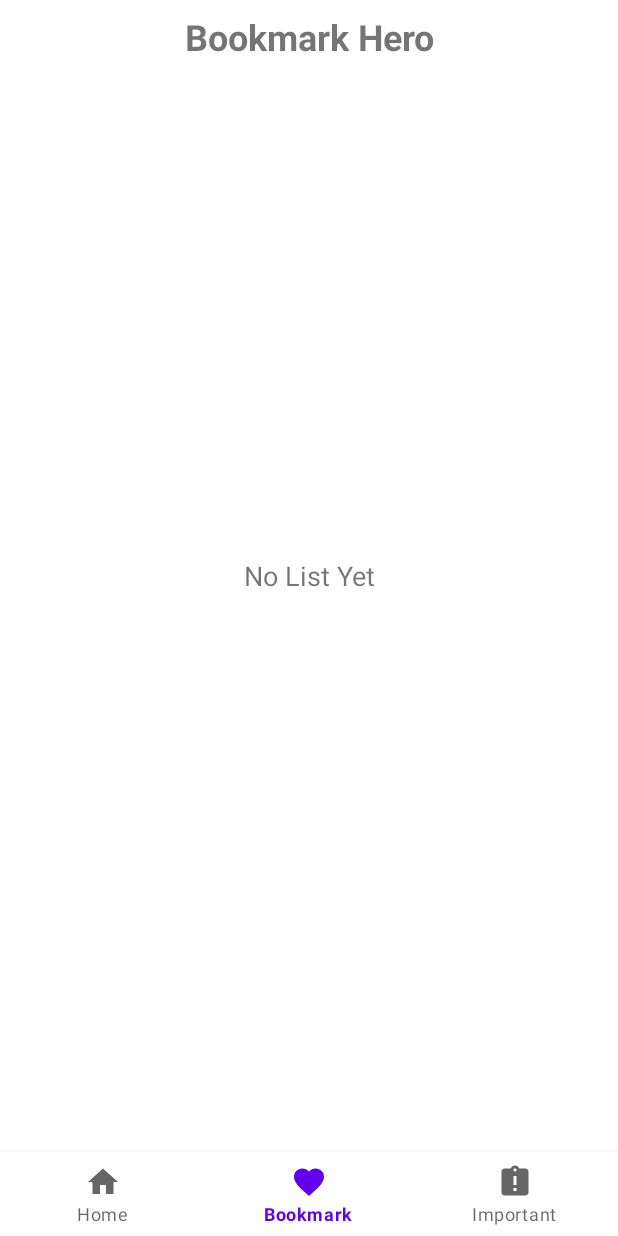
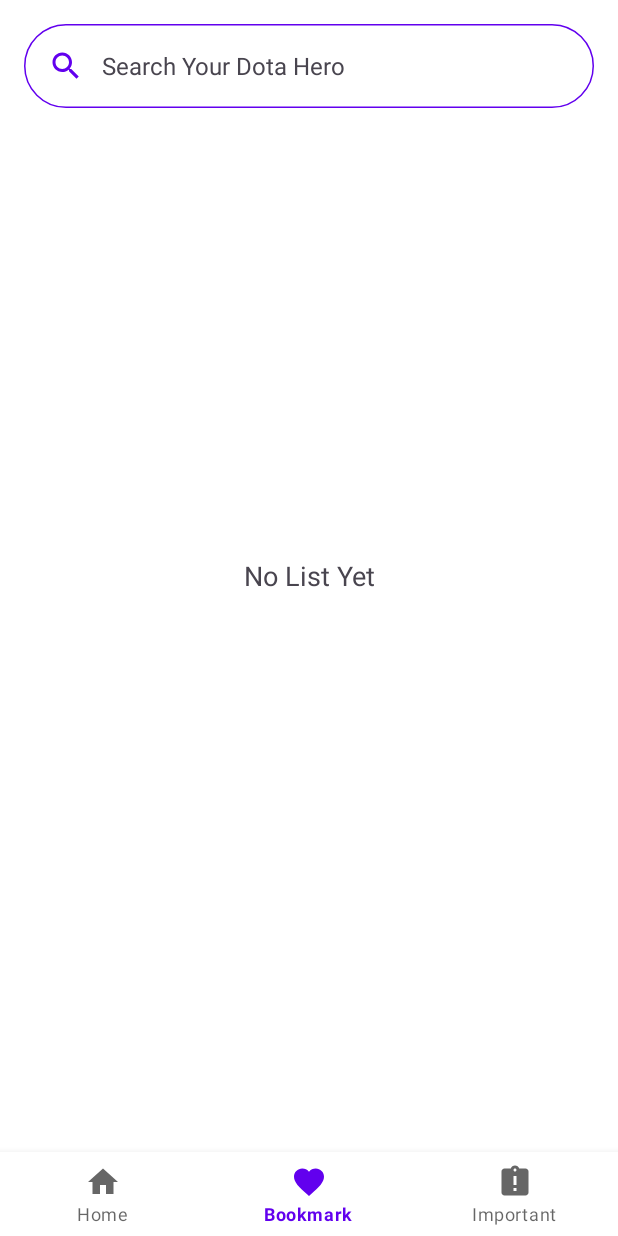
Before and after one commit to Niko-Cloud/dota-heroes-expert-dicoding, an Android app: the BookmarkFragment screen opened through its navigation route, on a phone screen of 412 x 824 dp. Run offline under Robolectric (Android 15) with nearby library versions, the phone set to English and light mode, and no system bars; our stand-ins replace Dagger/Hilt's generated code, navigation-ui; pictures from the network do not load.

Commit message:
Add Search Bar on Bookmark

```diff
--- a/app/src/main/res/layout/fragment_bookmark.xml
+++ b/app/src/main/res/layout/fragment_bookmark.xml
@@ -4,21 +4,35 @@
     xmlns:tools="http://schemas.android.com/tools"
     android:layout_width="match_parent"
     android:layout_height="match_parent"
+    android:theme="@style/SearchBar.Theme.DotaHeroesBase"
     tools:context=".ui.bookmark.BookmarkFragment">
 
-    <TextView
-        android:id="@+id/textView"
+    <com.google.android.material.search.SearchBar
+        android:id="@+id/searchBar"
         android:layout_width="match_parent"
         android:layout_height="wrap_content"
-        android:padding="8dp"
-        android:text="@string/bookmark_hero"
-        android:textAlignment="center"
-        android:textSize="24sp"
-        android:textStyle="bold"
+        android:layout_marginHorizontal="16dp"
+        android:backgroundTint="@android:color/transparent"
+        android:hint="@string/search_your_dota_hero"
         app:layout_constraintBottom_toTopOf="@+id/rv_hero"
         app:layout_constraintEnd_toEndOf="parent"
         app:layout_constraintStart_toStartOf="parent"
-        app:layout_constraintTop_toTopOf="parent" />
+        app:layout_constraintTop_toTopOf="parent"
+        app:navigationIconTint="?attr/colorPrimary"
+        app:strokeColor="?attr/colorPrimary"
+        app:strokeWidth="1dp"
+        app:subtitleTextColor="?attr/colorPrimary" />
+
+    <com.google.android.material.search.SearchView
+        android:id="@+id/searchView"
+        android:layout_width="match_parent"
+        android:layout_height="match_parent"
+        app:layout_constraintBottom_toBottomOf="parent"
+        app:layout_constraintEnd_toEndOf="parent"
+        app:layout_constraintStart_toStartOf="parent"
+        app:layout_constraintTop_toTopOf="parent">
+
+    </com.google.android.material.search.SearchView>
 
     <androidx.recyclerview.widget.RecyclerView
         android:id="@+id/rv_hero"
@@ -26,11 +40,12 @@
         android:layout_height="0dp"
         android:layout_marginLeft="4dp"
         android:layout_marginRight="4dp"
-        android:paddingBottom="45dp"
+        android:layout_marginTop="8dp"
+        android:paddingBottom="90dp"
         app:layoutManager="androidx.recyclerview.widget.GridLayoutManager"
         app:layout_constraintEnd_toEndOf="parent"
         app:layout_constraintStart_toStartOf="parent"
-        app:layout_constraintTop_toBottomOf="@+id/textView"
+        app:layout_constraintTop_toBottomOf="@+id/searchBar"
         app:spanCount="2" />
 
     <ProgressBar
```
Also changed, not shown: app/src/main/java/com/dicoding/dotaheroesbase/ui/bookmark/BookmarkFragment.kt (+24 -0 lines).
